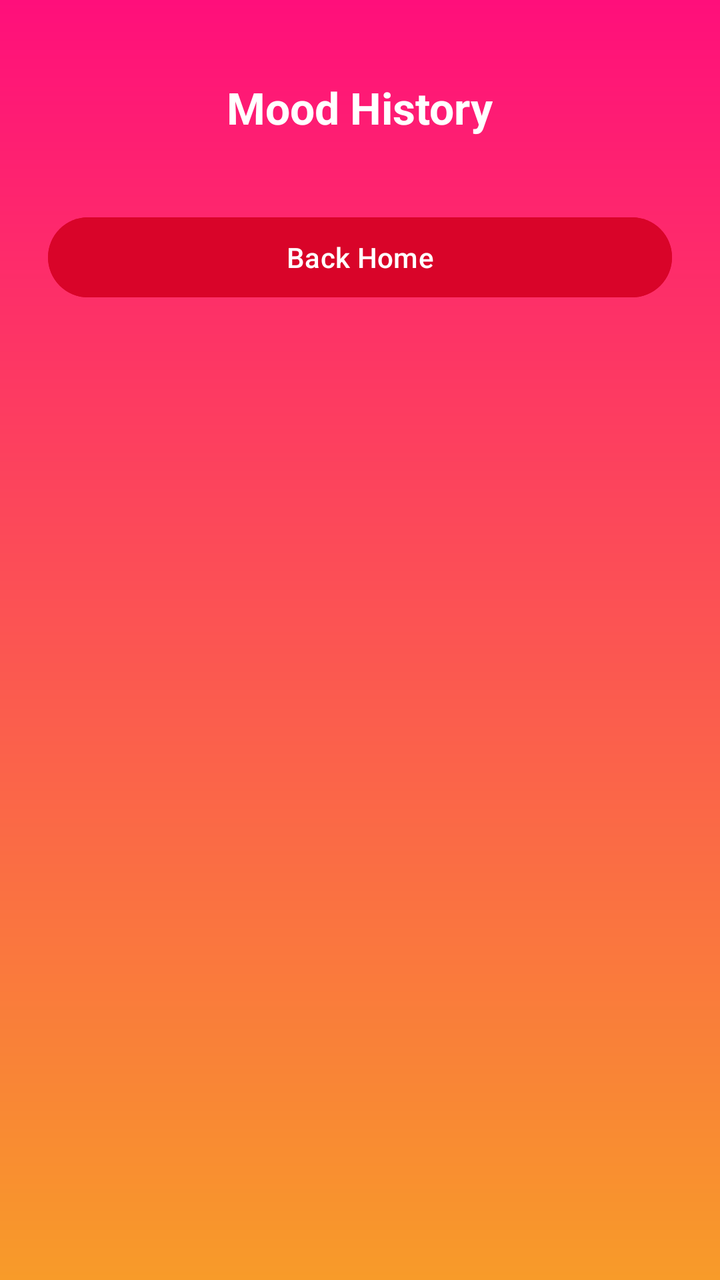
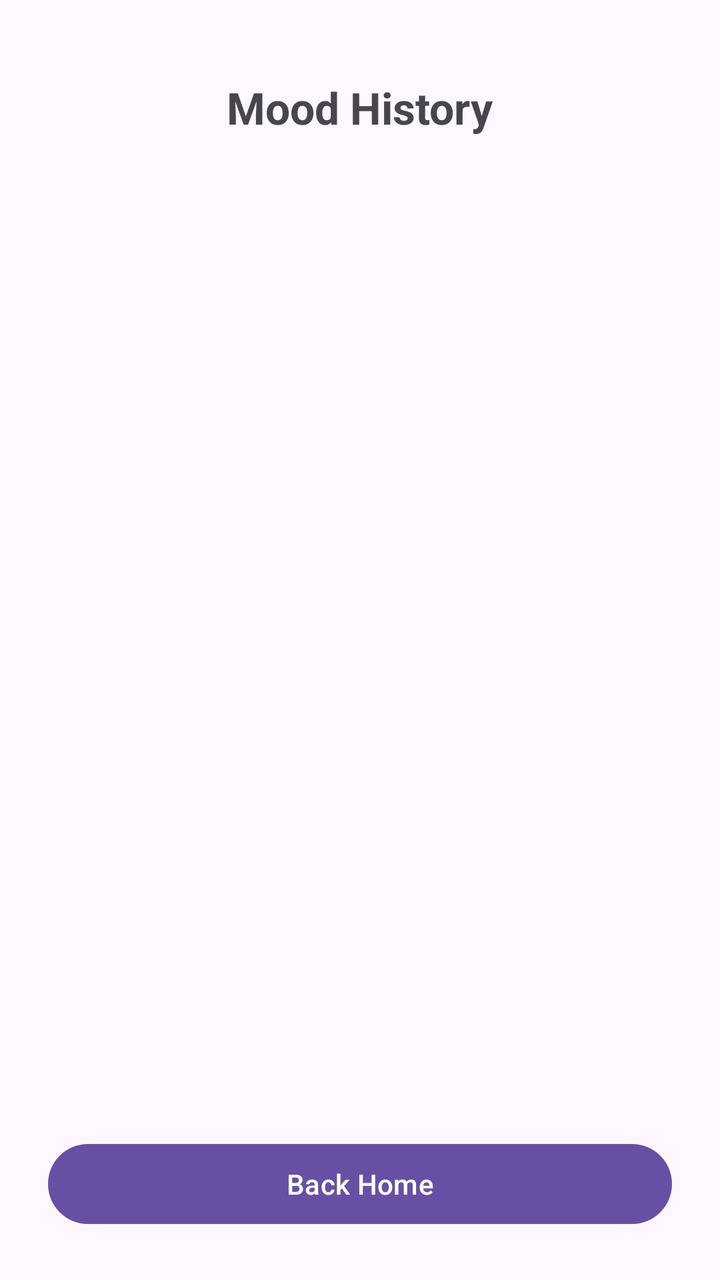

Two renders of the same Android screen: before a commit and after it. Below are the layout's source before the change and the commit's diff.
<!-- AndroidManifest.xml: application theme Theme.PhoneMoodTranslator -->
<!-- res/layout/activity_history.xml -->
<?xml version="1.0" encoding="utf-8"?>
<LinearLayout
    xmlns:android="http://schemas.android.com/apk/res/android"
    android:layout_width="match_parent"
    android:layout_height="match_parent"
    android:orientation="vertical"
    android:padding="24dp"
    android:background="@drawable/bg_gradient">

    <TextView
        android:layout_gravity="center"
        android:text="Mood History"
        android:textSize="22sp"
        android:textStyle="bold"
        android:textColor="#FFFFFF"
        android:layout_marginTop="15dp"
        android:layout_marginBottom="16dp"
        android:layout_width="wrap_content"
        android:layout_height="wrap_content"/>


    <TextView
        android:id="@+id/tvHistory"
        android:textColor="#CBD5E1"
        android:textSize="15sp"
        android:layout_width="match_parent"
        android:layout_height="wrap_content"/>
    <Button
        android:layout_width="match_parent"
        android:layout_height="wrap_content"
        android:id="@+id/back"
        android:text="Back Home"
        android:backgroundTint="#d90429"/>
</LinearLayout>
<!-- resources referenced by this layout -->
<resources>
  <!-- drawable bg_gradient (drawable) -->
  <?xml version="1.0" encoding="utf-8"?>
  <shape xmlns:android="http://schemas.android.com/apk/res/android">
  
      <gradient
          android:startColor="#ff0f7b"
          android:endColor="#f89b29"
          android:angle="270"
          android:type="linear" />
  
  </shape>
  <style name="Theme.PhoneMoodTranslator" parent="Base.Theme.PhoneMoodTranslator" />
  <style name="Base.Theme.PhoneMoodTranslator" parent="Theme.Material3.DayNight.NoActionBar">
          
          
      </style>
</resources>

<!-- the commit's change to res/layout/activity_history.xml (unified diff, before → after) -->
@@ -1,34 +1,41 @@
 <?xml version="1.0" encoding="utf-8"?>
 <LinearLayout
     xmlns:android="http://schemas.android.com/apk/res/android"
+    android:id="@+id/historyRootLayout"
     android:layout_width="match_parent"
     android:layout_height="match_parent"
     android:orientation="vertical"
-    android:padding="24dp"
-    android:background="@drawable/bg_gradient">
+    android:padding="24dp">
 
     <TextView
+        android:id="@+id/tvPageTitle"
         android:layout_gravity="center"
         android:text="Mood History"
         android:textSize="22sp"
         android:textStyle="bold"
-        android:textColor="#FFFFFF"
         android:layout_marginTop="15dp"
         android:layout_marginBottom="16dp"
         android:layout_width="wrap_content"
         android:layout_height="wrap_content"/>
 
+    <ScrollView
+        android:layout_width="match_parent"
+        android:layout_height="0dp"
+        android:layout_weight="1">
 
-    <TextView
-        android:id="@+id/tvHistory"
-        android:textColor="#CBD5E1"
-        android:textSize="15sp"
-        android:layout_width="match_parent"
-        android:layout_height="wrap_content"/>
+        <LinearLayout
+            android:id="@+id/llHistoryContainer"
+            android:layout_width="match_parent"
+            android:layout_height="wrap_content"
+            android:orientation="vertical"
+            android:paddingBottom="20dp"/>
+    </ScrollView>
+
     <Button
         android:layout_width="match_parent"
         android:layout_height="wrap_content"
         android:id="@+id/back"
         android:text="Back Home"
-        android:backgroundTint="#d90429"/>
+        android:layout_marginTop="16dp"/>
+
 </LinearLayout>
<!-- resource entries referenced after the edit -->
@@ -1,16 +1,5 @@
 <!-- resources referenced by this layout -->
 <resources>
-  <!-- drawable bg_gradient (drawable) -->
-  <?xml version="1.0" encoding="utf-8"?>
-  <shape xmlns:android="http://schemas.android.com/apk/res/android">
-  
-      <gradient
-          android:startColor="#ff0f7b"
-          android:endColor="#f89b29"
-          android:angle="270"
-          android:type="linear" />
-  
-  </shape>
   <style name="Theme.PhoneMoodTranslator" parent="Base.Theme.PhoneMoodTranslator" />
   <style name="Base.Theme.PhoneMoodTranslator" parent="Theme.Material3.DayNight.NoActionBar">
           
